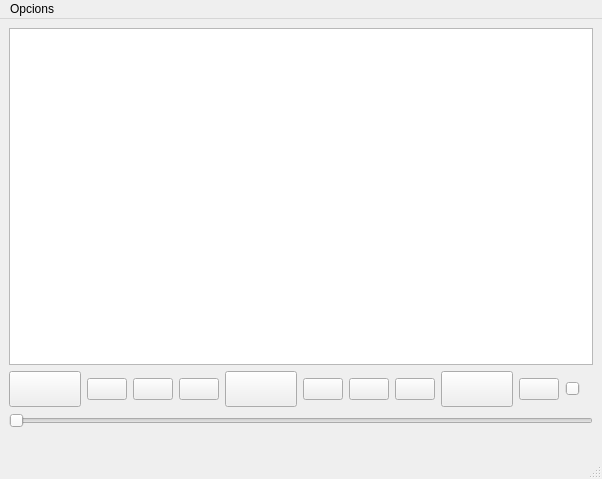
The window that mainwindow.ui (Olegelcrack/M7_Spotify) describes before a commit, drawn with Qt 5.
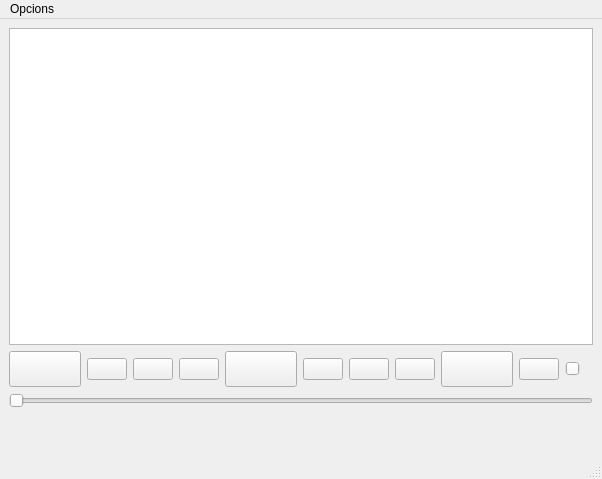
The same window after the commit. Icons and pictures are not drawn.

```diff
--- a/mainwindow.ui
+++ b/mainwindow.ui
@@ -207,6 +207,16 @@
         </item>
        </layout>
       </item>
+      <item row="4" column="0">
+       <widget class="QLabel" name="duracio">
+        <property name="text">
+         <string/>
+        </property>
+        <property name="alignment">
+         <set>Qt::AlignRight|Qt::AlignTrailing|Qt::AlignVCenter</set>
+        </property>
+       </widget>
+      </item>
      </layout>
     </item>
     <item row="1" column="0">
```
Left out of the diff: 22 changed lines with no effect on the pictures.
